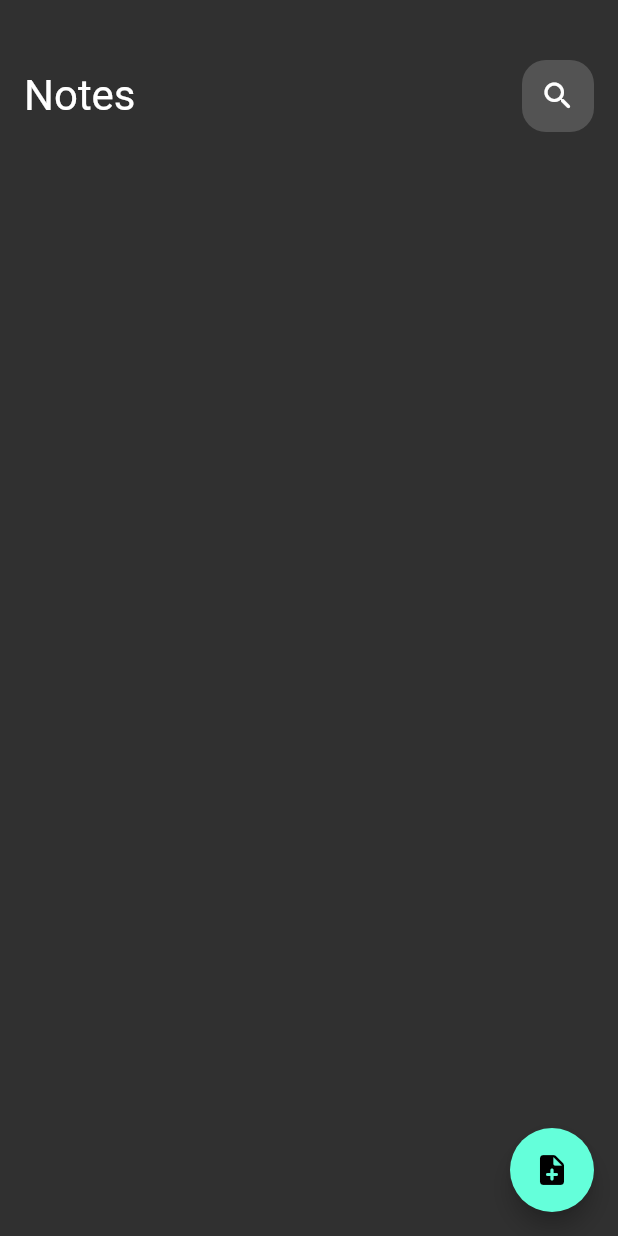
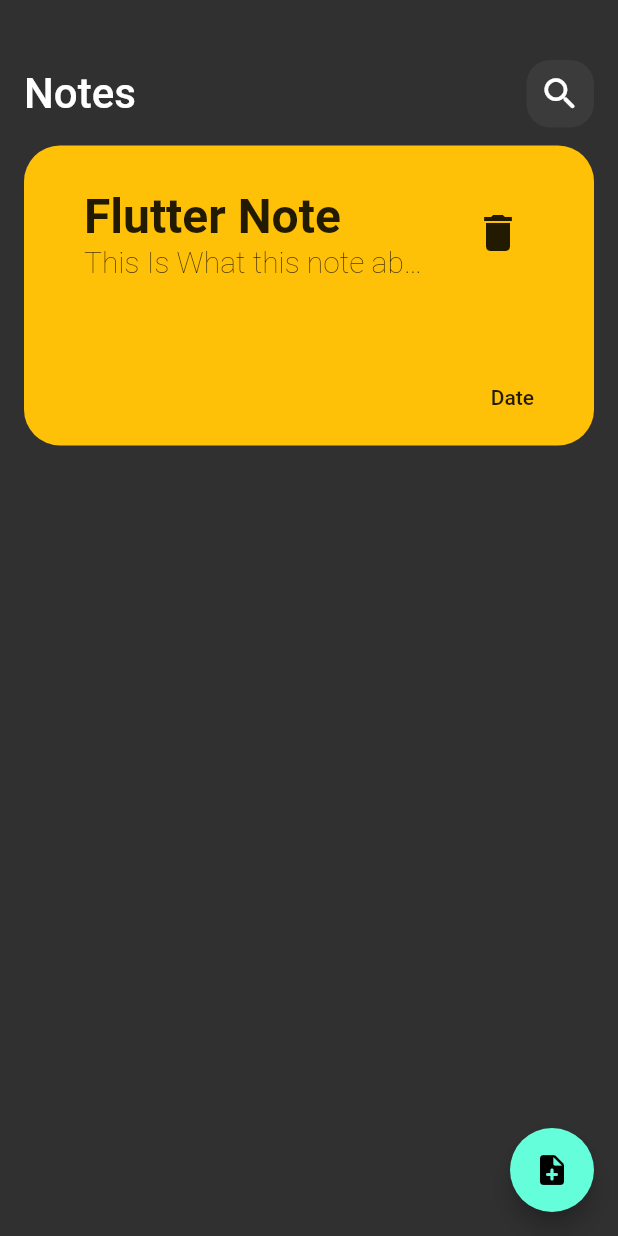
Before and after one commit to Alil0l/10.notesApp, a Flutter app: the screen it shows after launch, on a phone screen of 412 x 824 dp. Run offline on Flutter 3.47's test engine with Material 2 defaults, Android fonts, the phone set to English and light mode, and no system bars.

Commit message:
Updating the UI

```diff
--- /dev/null
+++ b/lib/constants.dart
@@ -0,0 +1,3 @@
+import 'package:flutter/material.dart';
+
+const Color kMainColor = Colors.black87;
--- a/lib/main.dart
+++ b/lib/main.dart
@@ -1,5 +1,4 @@
 import 'package:flutter/material.dart';
-import 'package:flutter/services.dart';
 import 'package:notes/views/notes_view.dart';
 
 void main() {
--- a/lib/widgets/custome_app_bar.dart
+++ b/lib/widgets/custome_app_bar.dart
@@ -1,4 +1,5 @@
 import 'package:flutter/material.dart';
+import 'package:notes/widgets/custome_icon_button.dart';
 
 class CustomeAppBar extends StatelessWidget {
   const CustomeAppBar({
@@ -13,13 +14,7 @@ class CustomeAppBar extends StatelessWidget {
       children: [
         Text('Notes',
             style: TextStyle(fontWeight: FontWeight.w400, fontSize: 28)),
-        Container(
-            decoration: BoxDecoration(
-              borderRadius: BorderRadius.circular(16),
-              color: Color.fromARGB(255, 83, 83, 83),
-            ),
-            child:
-                IconButton(onPressed: () {}, icon: Icon(Icons.search_rounded)))
+        const CustomIconButton(icon: Icons.search_rounded)
       ],
     );
   }
--- /dev/null
+++ b/lib/widgets/custome_icon_button.dart
@@ -0,0 +1,21 @@
+import 'package:flutter/material.dart';
+
+class CustomIconButton extends StatelessWidget {
+  const CustomIconButton({
+    super.key,
+    required this.icon,
+  });
+  final IconData icon;
+  @override
+  Widget build(BuildContext context) {
+    return Container(
+      height: 45,
+      width: 45,
+      decoration: BoxDecoration(
+        borderRadius: BorderRadius.circular(16),
+        color: Colors.white.withOpacity(0.05),
+      ),
+      child: IconButton(onPressed: () {}, icon: Icon(icon, size: 28)),
+    );
+  }
+}
--- /dev/null
+++ b/lib/widgets/note_card.dart
@@ -0,0 +1,53 @@
+import 'package:flutter/material.dart';
+import 'package:notes/constants.dart';
+
+class NoteCard extends StatelessWidget {
+  const NoteCard({
+    super.key,
+  });
+
+  @override
+  Widget build(BuildContext context) {
+    return Container(
+      padding: EdgeInsets.all(24),
+      decoration: BoxDecoration(
+          borderRadius: BorderRadius.circular(24), color: Colors.amber),
+      height: 200,
+      width: double.infinity,
+      child: Column(
+        mainAxisAlignment: MainAxisAlignment.spaceBetween,
+        crossAxisAlignment: CrossAxisAlignment.end,
+        children: [
+          ListTile(
+            textColor: kMainColor,
+            iconColor: kMainColor,
+            title: Text(
+              'Flutter Note',
+              style: TextStyle(
+                  fontSize: 32,
+                  fontFamily: 'Roboto',
+                  fontWeight: FontWeight.w800),
+            ),
+            subtitle: Text('This Is What this note about',
+                style: TextStyle(
+                    overflow: TextOverflow.ellipsis,
+                    fontSize: 20,
+                    fontFamily: 'Roboto',
+                    fontWeight: FontWeight.w100)),
+            trailing: IconButton(
+              onPressed: () {},
+              icon: Icon(Icons.delete, size: 32),
+            ),
+          ),
+          Padding(
+            padding: const EdgeInsets.only(right: 16.0),
+            child: Text(
+              'Date',
+              style: TextStyle(color: kMainColor),
+            ),
+          )
+        ],
+      ),
+    );
+  }
+}
--- a/lib/widgets/notes_view_body.dart
+++ b/lib/widgets/notes_view_body.dart
@@ -1,5 +1,6 @@
 import 'package:flutter/material.dart';
 import 'package:notes/widgets/custome_app_bar.dart';
+import 'package:notes/widgets/note_card.dart';
 
 class NotesAppBody extends StatelessWidget {
   const NotesAppBody({super.key});
@@ -13,7 +14,12 @@ class NotesAppBody extends StatelessWidget {
         children: [
           const SizedBox(height: 24),
           const CustomeAppBar(),
-          Column(),
+          const SizedBox(height: 12),
+          Column(
+            children: [
+              NoteCard(),
+            ],
+          ),
         ],
       ),
     ));
```
Also changed, not shown: pubspec.yaml (+10 -9 lines), assets/fonts/Lugrasimo-Regular.ttf (added), assets/fonts/Roboto-Bold.ttf (added), assets/fonts/Roboto-Medium.ttf (added), assets/fonts/Roboto-Thin.ttf (added).
